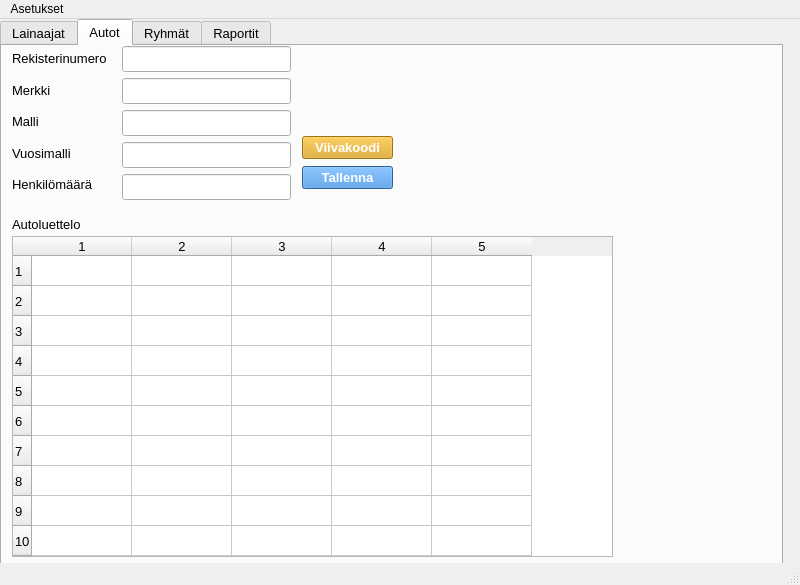
First picture: the form in administrative.ui, repository katalav/Autolainaus, before the edit.
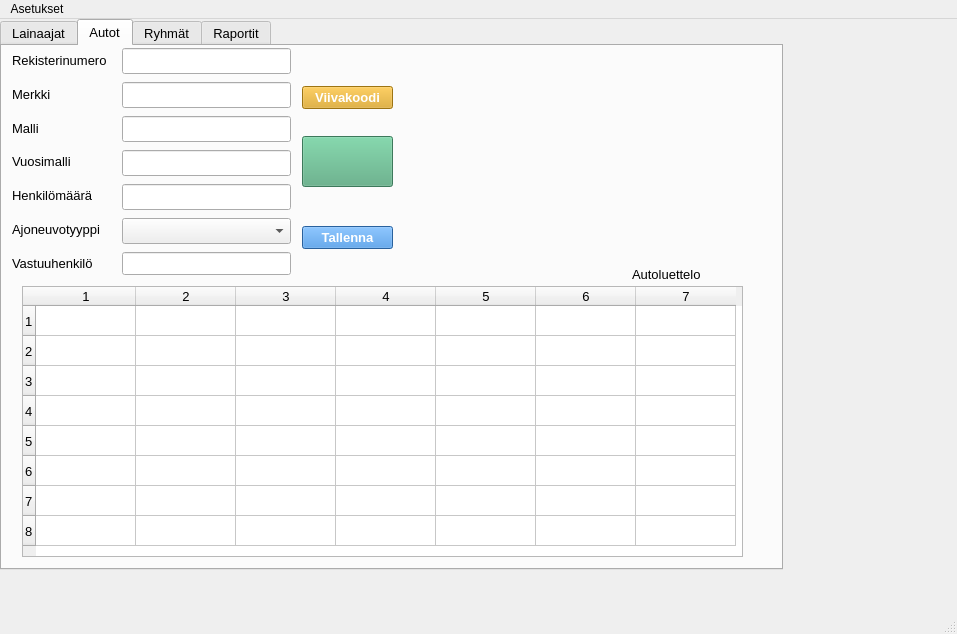
Second picture: the form after the edit. The open tabs and pages were chosen to show the change. Icons and pictures are not drawn.

Diff of the .ui file:
```diff
--- a/administrative.ui
+++ b/administrative.ui
@@ -6,8 +6,8 @@
    <rect>
     <x>0</x>
     <y>0</y>
-    <width>800</width>
-    <height>585</height>
+    <width>957</width>
+    <height>634</height>
    </rect>
   </property>
   <property name="windowTitle">
@@ -280,7 +280,7 @@
         <x>10</x>
         <y>0</y>
         <width>101</width>
-        <height>151</height>
+        <height>231</height>
        </rect>
       </property>
       <layout class="QVBoxLayout" name="vehicleLabelsVerticalLayout">
@@ -344,6 +344,20 @@
          </property>
         </widget>
        </item>
+       <item>
+        <widget class="QLabel" name="vehicleTypeLabel">
+         <property name="text">
+          <string>Ajoneuvotyyppi</string>
+         </property>
+        </widget>
+       </item>
+       <item>
+        <widget class="QLabel" name="vehicleOwnerLabol">
+         <property name="text">
+          <string>Vastuuhenkilö</string>
+         </property>
+        </widget>
+       </item>
       </layout>
      </widget>
      <widget class="QWidget" name="layoutWidget_2">
@@ -352,7 +366,7 @@
         <x>120</x>
         <y>0</y>
         <width>169</width>
-        <height>156</height>
+        <height>238</height>
        </rect>
       </property>
       <layout class="QVBoxLayout" name="vehicleInputsVerticalLayout">
@@ -401,13 +415,25 @@
          </property>
         </widget>
        </item>
+       <item>
+        <widget class="QComboBox" name="vehicleTypecomboBox">
+         <property name="font">
+          <font>
+           <pointsize>11</pointsize>
+          </font>
+         </property>
+        </widget>
+       </item>
+       <item>
+        <widget class="QLineEdit" name="vehicleOwnerLineEdit"/>
+       </item>
       </layout>
      </widget>
      <widget class="QPushButton" name="saveVehiclePushButton">
       <property name="geometry">
        <rect>
         <x>300</x>
-        <y>120</y>
+        <y>180</y>
         <width>91</width>
         <height>23</height>
        </rect>
@@ -433,7 +459,7 @@
       <property name="geometry">
        <rect>
         <x>300</x>
-        <y>90</y>
+        <y>40</y>
         <width>91</width>
         <height>23</height>
        </rect>
@@ -458,20 +484,20 @@
      <widget class="QTableWidget" name="vehicleCatalogTableWidget">
       <property name="geometry">
        <rect>
-        <x>10</x>
-        <y>190</y>
-        <width>601</width>
-        <height>321</height>
+        <x>20</x>
+        <y>240</y>
+        <width>721</width>
+        <height>271</height>
        </rect>
       </property>
       <property name="cursor" stdset="0">
        <cursorShape>ForbiddenCursor</cursorShape>
       </property>
       <property name="rowCount">
-       <number>10</number>
+       <number>8</number>
       </property>
       <property name="columnCount">
-       <number>5</number>
+       <number>7</number>
       </property>
       <row/>
       <row/>
@@ -481,8 +507,8 @@
       <row/>
       <row/>
       <row/>
-      <row/>
-      <row/>
+      <column/>
+      <column/>
       <column/>
       <column/>
       <column/>
@@ -492,8 +518,8 @@
      <widget class="QLabel" name="vehicleListLabel">
       <property name="geometry">
        <rect>
-        <x>10</x>
-        <y>170</y>
+        <x>630</x>
+        <y>220</y>
         <width>101</width>
         <height>16</height>
        </rect>
@@ -502,6 +528,56 @@
        <string>Autoluettelo</string>
       </property>
      </widget>
+     <widget class="QPushButton" name="openPicturesPushButton">
+      <property name="geometry">
+       <rect>
+        <x>300</x>
+        <y>90</y>
+        <width>91</width>
+        <height>51</height>
+       </rect>
+      </property>
+      <property name="styleSheet">
+       <string notr="true">background-color: rgb(85, 170, 127);</string>
+      </property>
+      <property name="text">
+       <string/>
+      </property>
+      <property name="icon">
+       <iconset theme="camera-photo"/>
+      </property>
+      <property name="iconSize">
+       <size>
+        <width>24</width>
+        <height>24</height>
+       </size>
+      </property>
+     </widget>
+     <widget class="QLabel" name="carPhotoLabel">
+      <property name="geometry">
+       <rect>
+        <x>450</x>
+        <y>30</y>
+        <width>261</width>
+        <height>181</height>
+       </rect>
+      </property>
+      <property name="frameShape">
+       <enum>QFrame::Shape::NoFrame</enum>
+      </property>
+      <property name="text">
+       <string/>
+      </property>
+      <property name="pixmap">
+       <pixmap>uiPictures/noPicture.png</pixmap>
+      </property>
+      <property name="scaledContents">
+       <bool>true</bool>
+      </property>
+      <property name="alignment">
+       <set>Qt::AlignmentFlag::AlignCenter</set>
+      </property>
+     </widget>
     </widget>
     <widget class="QWidget" name="groupsTab">
      <attribute name="title">
@@ -863,7 +939,7 @@
     <rect>
      <x>0</x>
      <y>0</y>
-     <width>800</width>
+     <width>957</width>
      <height>33</height>
     </rect>
    </property>
```
Left out of the diff: 2 changed lines with no effect on the pictures.
